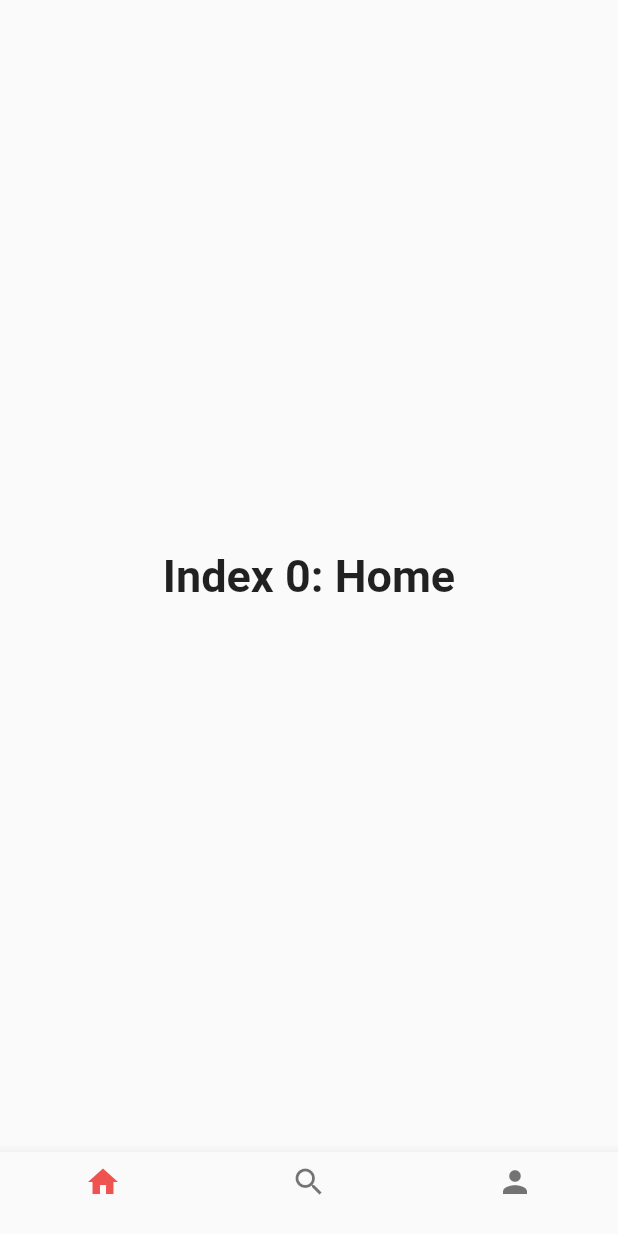
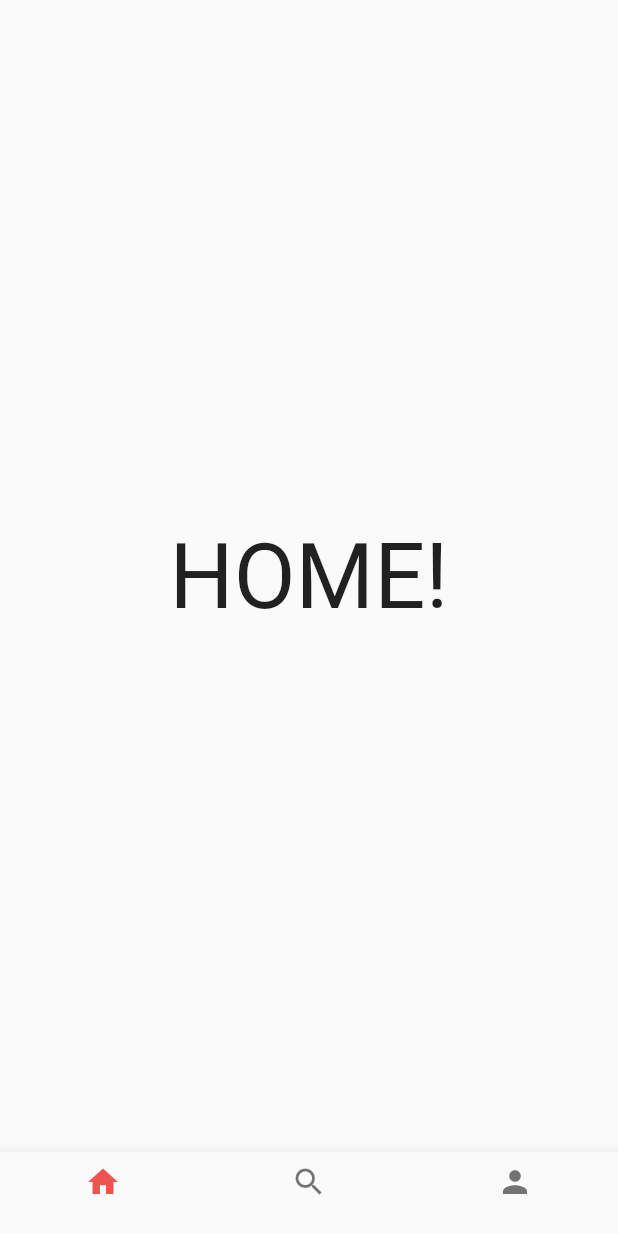
Before and after one commit to joeljulin/FireFlyer, a Flutter app: the screen it shows after launch, on a phone screen of 412 x 824 dp. Run offline on Flutter 3.47's test engine with Material 2 defaults, Android fonts, the phone set to English and light mode, and no system bars.

Commit message:
Made individual pages

```diff
--- /dev/null
+++ b/lib/globals.dart
@@ -0,0 +1,3 @@
+library my_prj.globals;
+
+int _selectedIndex = 0;
--- a/lib/main.dart
+++ b/lib/main.dart
@@ -1,4 +1,6 @@
 import 'package:flutter/material.dart';
+import 'screens/screens.dart';
+
 
 void main() => runApp(const MyApp());
 
@@ -10,6 +12,7 @@ class MyApp extends StatelessWidget {
   @override
   Widget build(BuildContext context) {
     return const MaterialApp(
+      debugShowCheckedModeBanner: false,
       title: _title,
       home: MyStatefulWidget(),
     );
@@ -24,36 +27,16 @@ class MyStatefulWidget extends StatefulWidget {
 }
 
 class _MyStatefulWidgetState extends State<MyStatefulWidget> {
-  int _selectedIndex = 0;
-  static const TextStyle optionStyle =
-  TextStyle(fontSize: 30, fontWeight: FontWeight.bold);
-  static const List<Widget> _widgetOptions = <Widget>[
-    Text(
-      'Index 0: Home',
-      style: optionStyle,
-    ),
-    Text(
-      'Index 1: Search',
-      style: optionStyle,
-    ),
-    Text(
-      'Index 2: Profile',
-      style: optionStyle,
-    ),
+  int currentIndex = 0; // for profile page
+    final screens = [
+      Home(),
+      Profile(),
+      Search(),
     ];
-
-  void _onItemTapped(int index) {
-    setState(() {
-      _selectedIndex = index;
-    });
-  }
-
     @override
     Widget build(BuildContext context) {
       return Scaffold(
-      body: Center(
-        child: _widgetOptions.elementAt(_selectedIndex),
-      ),
+        body: screens[currentIndex],
         bottomNavigationBar: BottomNavigationBar(
           items: const <BottomNavigationBarItem>[
             BottomNavigationBarItem(
@@ -69,9 +52,9 @@ class _MyStatefulWidgetState extends State<MyStatefulWidget> {
               label: '',
             ),
           ],
-        currentIndex: _selectedIndex,
+          currentIndex: currentIndex,
           selectedItemColor: Colors.red[400],
-        onTap: _onItemTapped,
+          onTap: (index) => setState(() => currentIndex = index),
         ),
       );
     }
--- a/lib/screens/home_screen.dart
+++ b/lib/screens/home_screen.dart
@@ -0,0 +1,8 @@
+import 'package:flutter/material.dart';
+
+class Home extends StatelessWidget {
+  @override
+  Widget build(BuildContext context) => Scaffold(
+        body: Center(child: Text('HOME!', style: TextStyle(fontSize: 60))),
+      );
+}
--- a/lib/screens/profile_screen.dart
+++ b/lib/screens/profile_screen.dart
@@ -0,0 +1,8 @@
+import 'package:flutter/material.dart';
+
+class Profile extends StatelessWidget {
+  @override
+  Widget build(BuildContext context) => Scaffold(
+        body: Center(child: Text('PROFILE!', style: TextStyle(fontSize: 60))),
+      );
+}
--- a/lib/screens/search_screen.dart
+++ b/lib/screens/search_screen.dart
@@ -0,0 +1,8 @@
+import 'package:flutter/material.dart';
+
+class Search extends StatelessWidget {
+  @override
+  Widget build(BuildContext context) => Scaffold(
+        body: Center(child: Text('SEARCH!', style: TextStyle(fontSize: 60))),
+      );
+}
```
Also changed, not shown: lib/assets/home_resume_reading.png (added), pubspec.lock, 1 other file. Lines whose indentation alone changed are shown as unchanged.
